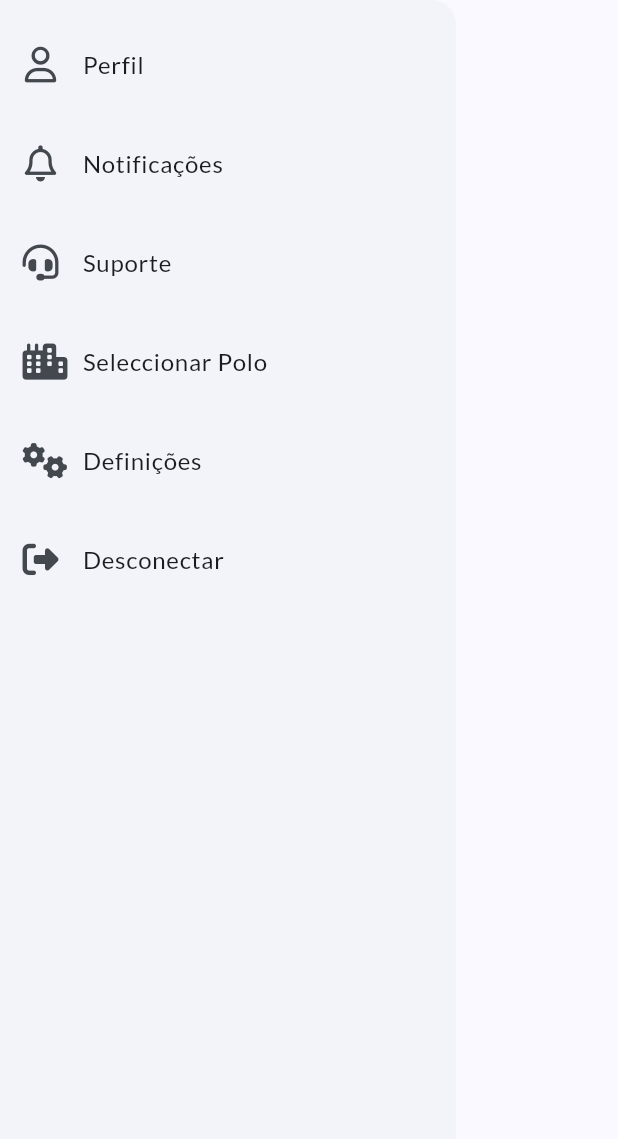
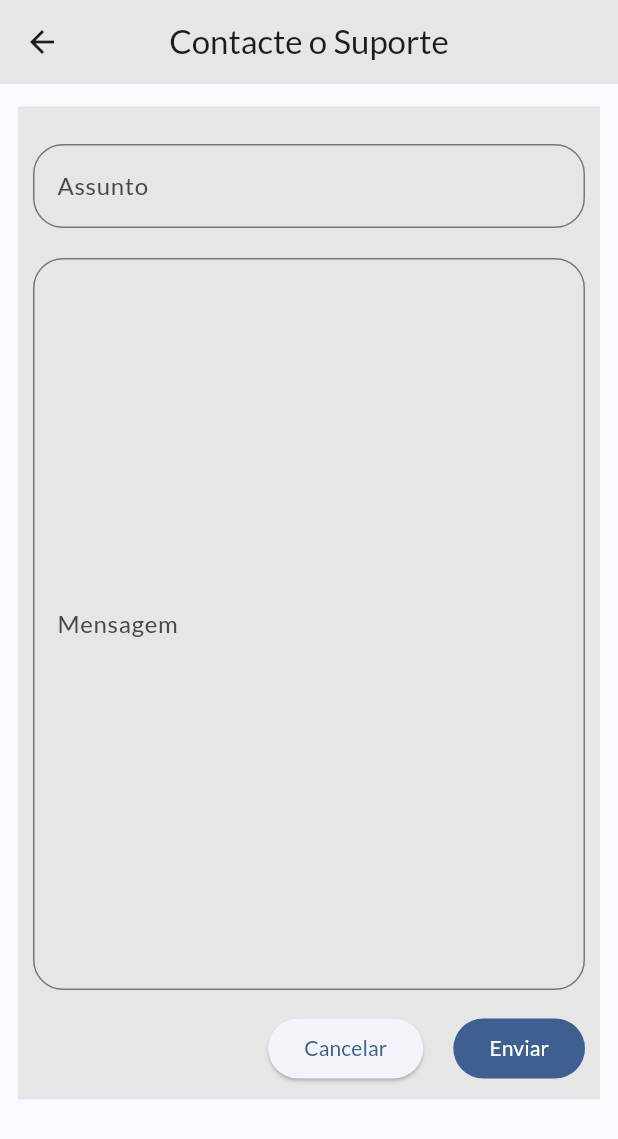
Before and after one commit to asousapt/softshares_mobile, a Flutter app: the MainDrawer widget shown alone on an empty page, opened directly, after a tap on "Suporte", on a phone screen of 412 x 824 dp. Shown: the top 1139 px of the screen. Run offline on Flutter 3.47's test engine with Material 3 defaults, Android fonts, the phone set to English and light mode, and no system bars; our stand-ins replace font_awesome_flutter, google_fonts, package_info_plus, table_calendar; missing offline and left inert: country_flags; generated files the repository leaves out were written again.

Commit message:
Ecra de suporte terminado - Apenas falta enviar email

```diff
--- a/lib/l10n/app_en.arb
+++ b/lib/l10n/app_en.arb
@@ -35,5 +35,12 @@
   "logout": "Sign Out",
   "paginaInicial": "Home",
   "comunidade": "Softshares Community",
-  "alertas": "Alerts"
+  "alertas": "Alerts",
+  "contacteSuporte": "Contact Support",
+  "cancelar": "Cancel",
+  "enviar": "Send",
+  "sairSuporte": "Exit Support",
+  "msgSairSuporte": "Do you want to exit without send a support ticket?",
+  "assunto": "Subject",
+  "mensagem": "Message"
 }
--- a/lib/l10n/app_es.arb
+++ b/lib/l10n/app_es.arb
@@ -35,5 +35,12 @@
   "logout": "Cerrar sesión",
   "paginaInicial": "Inicio",
   "comunidade": "Comunidad Softshares",
-  "alertas": "Alertas"
+  "alertas": "Alertas",
+  "contacteSuporte": "Contactar Asistencia",
+  "cancelar": "Cancelar",
+  "enviar": "Enviar",
+  "sairSuporte": "Salir de la Asistencia",
+  "msgSairSuporte": "¿Quieres salir sin enviar un ticket de soporte?",
+  "assunto": "Tema",
+  "mensagem": "Mensaje"
 }
--- a/lib/l10n/app_pt.arb
+++ b/lib/l10n/app_pt.arb
@@ -34,5 +34,12 @@
   "logout": "Desconectar",
   "paginaInicial": "Página Inicial",
   "comunidade": "Comunidade Softshares",
-  "alertas": "Alertas"
+  "alertas": "Alertas",
+  "contacteSuporte": "Contacte o Suporte",
+  "cancelar": "Cancelar",
+  "enviar": "Enviar",
+  "sairSuporte": "Sair do Suporte",
+  "msgSairSuporte": "Pretende sair sem contactar o suporte?",
+  "assunto": "Assunto",
+  "mensagem": "Mensagem"
 }
--- a/lib/main.dart
+++ b/lib/main.dart
@@ -1,13 +1,15 @@
+import 'package:softshares_mobile/screens/drawerLateral/contacte_suporte.dart';
+
 import "screens/Login/registo.dart";
 import "screens/Login/login.dart";
 import "package:flutter/material.dart";
 import 'package:softshares_mobile/screens/home.dart';
-import 'package:softshares_mobile/screens/perfil.dart';
+import 'package:softshares_mobile/screens/drawerLateral/perfil.dart';
 import 'package:softshares_mobile/models/utilizador.dart';
 import 'package:softshares_mobile/softshares_theme.dart';
 import 'package:flutter_localizations/flutter_localizations.dart';
 import 'package:flutter_gen/gen_l10n/app_localizations.dart';
-import 'package:softshares_mobile/screens/notifications_alert.dart';
+import 'package:softshares_mobile/screens/drawerLateral/notifications_alert.dart';
 
 void main() {
   runApp(const MyApp());
@@ -61,7 +63,8 @@ class _MyAppState extends State<MyApp> {
         "/registar": (context) => const EcraRegistar(),
         "/perfil": (context) => ProfileScreen(utilizador: utilizador),
         '/home': (context) => const HomeScreen(),
-        '/notificacoes': (context) => const NotificationsAlertScreen()
+        '/notificacoes': (context) => const NotificationsAlertScreen(),
+        '/suporte': (context) => const ContactSupport()
       },
       locale: Locale(local),
       localizationsDelegates: const [
--- /dev/null
+++ b/lib/screens/drawerLateral/contacte_suporte.dart
@@ -0,0 +1,129 @@
+import 'package:flutter/material.dart';
+import 'package:softshares_mobile/widgets/gerais/dialog.dart';
+import 'package:flutter_gen/gen_l10n/app_localizations.dart';
+
+class ContactSupport extends StatefulWidget {
+  const ContactSupport({super.key});
+
+  @override
+  State<ContactSupport> createState() {
+    return _ContactSupportState();
+  }
+}
+
+class _ContactSupportState extends State<ContactSupport> {
+  final assuntoController = TextEditingController();
+  final mensagemController = TextEditingController();
+
+  String? assunto;
+  String? mensagem;
+
+  @override
+  void initState() {
+    super.initState();
+    assuntoController.text = "";
+    mensagemController.text = "";
+    assunto = "";
+    mensagem = "";
+  }
+
+  Future<bool> confirmExit(BuildContext context) async {
+    bool? confirm = await showDialog(
+      context: context,
+      builder: (context) => ConfirmDialog(
+        titulo: AppLocalizations.of(context)!.sairSuporte,
+        msg: AppLocalizations.of(context)!.msgSairSuporte,
+      ),
+    );
+    return confirm ?? false;
+  }
+
+  // faz a validação se pode ou não sair do ecra
+  void validaSaidaSemEnviar() {
+    if (assunto!.isNotEmpty || mensagem!.isNotEmpty) {
+      Future<bool> confirma = confirmExit(context);
+
+      confirma.then((value) {
+        if (value) {
+          Navigator.of(context).pop();
+        }
+      });
+    } else {
+      Navigator.of(context).pop();
+    }
+  }
+
+  @override
+  Widget build(BuildContext context) {
+    return Scaffold(
+      appBar: AppBar(
+        title: Text(AppLocalizations.of(context)!.contacteSuporte),
+      ),
+      body: Padding(
+        padding:
+            const EdgeInsets.only(right: 12, left: 12, top: 15, bottom: 20),
+        child: Container(
+          color: Theme.of(context).canvasColor,
+          child: Container(
+            margin: const EdgeInsets.only(
+              left: 10,
+              right: 10,
+              top: 25,
+              bottom: 10,
+            ),
+            child: SingleChildScrollView(
+              child: Expanded(
+                child: Column(
+                  children: [
+                    TextField(
+                      keyboardType: TextInputType.text,
+                      controller: assuntoController,
+                      decoration: InputDecoration(
+                          label: Text(AppLocalizations.of(context)!.assunto)),
+                      onChanged: (value) {
+                        setState(() {
+                          assunto = assuntoController.text;
+                        });
+                      },
+                    ),
+                    const SizedBox(height: 20),
+                    TextField(
+                      textAlign: TextAlign.start,
+                      keyboardType: TextInputType.text,
+                      controller: mensagemController,
+                      maxLines: 19,
+                      decoration: InputDecoration(
+                          label: Text(AppLocalizations.of(context)!.mensagem)),
+                      onChanged: (value) {
+                        setState(() {
+                          mensagem = mensagemController.text;
+                        });
+                      },
+                    ),
+                    const SizedBox(height: 15),
+                    Row(
+                      mainAxisAlignment: MainAxisAlignment.end,
+                      children: [
+                        ElevatedButton(
+                          onPressed: () {
+                            validaSaidaSemEnviar();
+                          },
+                          child: Text(AppLocalizations.of(context)!.cancelar),
+                        ),
+                        const SizedBox(width: 20),
+                        FilledButton(
+                          onPressed: () {},
+                          child: Text(AppLocalizations.of(context)!.enviar),
+                        ),
+                      ],
+                    )
+                  ],
+                ),
+              ),
+            ),
+          ),
+        ),
+      ),
+    );
+  }
+}
--- a/lib/widgets/gerais/main_drawer.dart
+++ b/lib/widgets/gerais/main_drawer.dart
@@ -27,7 +27,9 @@ class MainDrawer extends StatelessWidget {
             title: Text(AppLocalizations.of(context)!.notificacoes),
           ),
           ListTile(
-            onTap: () {},
+            onTap: () {
+              Navigator.pushNamed(context, '/suporte');
+            },
             contentPadding: const EdgeInsets.only(left: 15, top: 10),
             leading: const Icon(FontAwesomeIcons.headset),
             title: Text(AppLocalizations.of(context)!.suporte),
```
Also changed, not shown: lib/screens/drawerLateral/notifications_alert.dart (renamed from lib/screens/notifications_alert.dart), lib/screens/drawerLateral/perfil.dart (renamed from lib/screens/perfil.dart).
